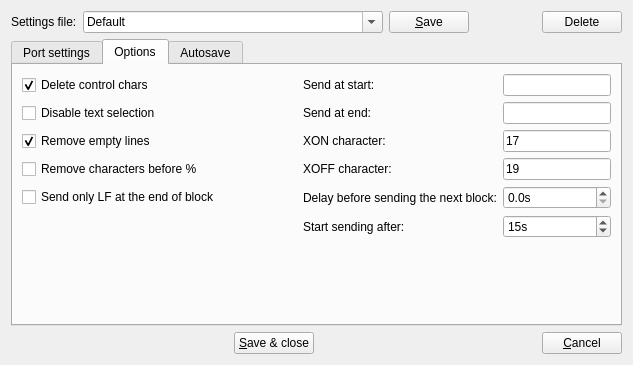
The window that src/spconfigdialog.ui (GCodeProjects/GCodeWorkShop) describes before a commit, drawn with Qt 5.
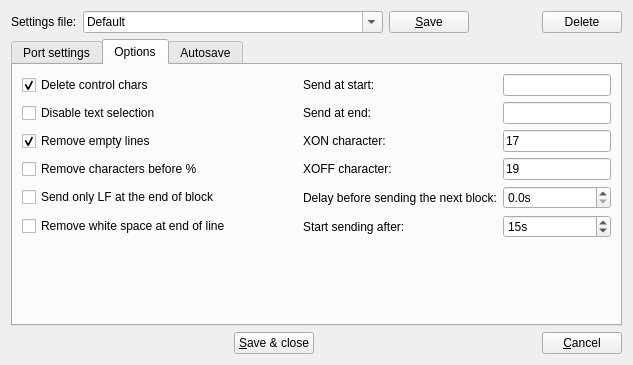
The same window after the commit. The open tabs and pages were chosen to show the change. Icons and pictures are not drawn.

Commit message: Added: remove empty space at end of line in options tab.

The edit to the form file:
```diff
--- a/src/spconfigdialog.ui
+++ b/src/spconfigdialog.ui
@@ -770,6 +770,16 @@
          </property>
         </widget>
        </item>
+       <item row="5" column="0">
+        <widget class="QCheckBox" name="removeSpaceEOB">
+         <property name="toolTip">
+          <string>&lt;html&gt;&lt;head/&gt;&lt;body&gt;&lt;p&gt;Remove white space just before the end of line, sometimes added by Fanuc&lt;/p&gt;&lt;/body&gt;&lt;/html&gt;</string>
+         </property>
+         <property name="text">
+          <string>Remove white space at end of line</string>
+         </property>
+        </widget>
+       </item>
       </layout>
      </widget>
      <widget class="QWidget" name="autoSaveTab">
```
Left out of the diff: 2 changed lines with no effect on the pictures. The commit also changes 3 other files.
